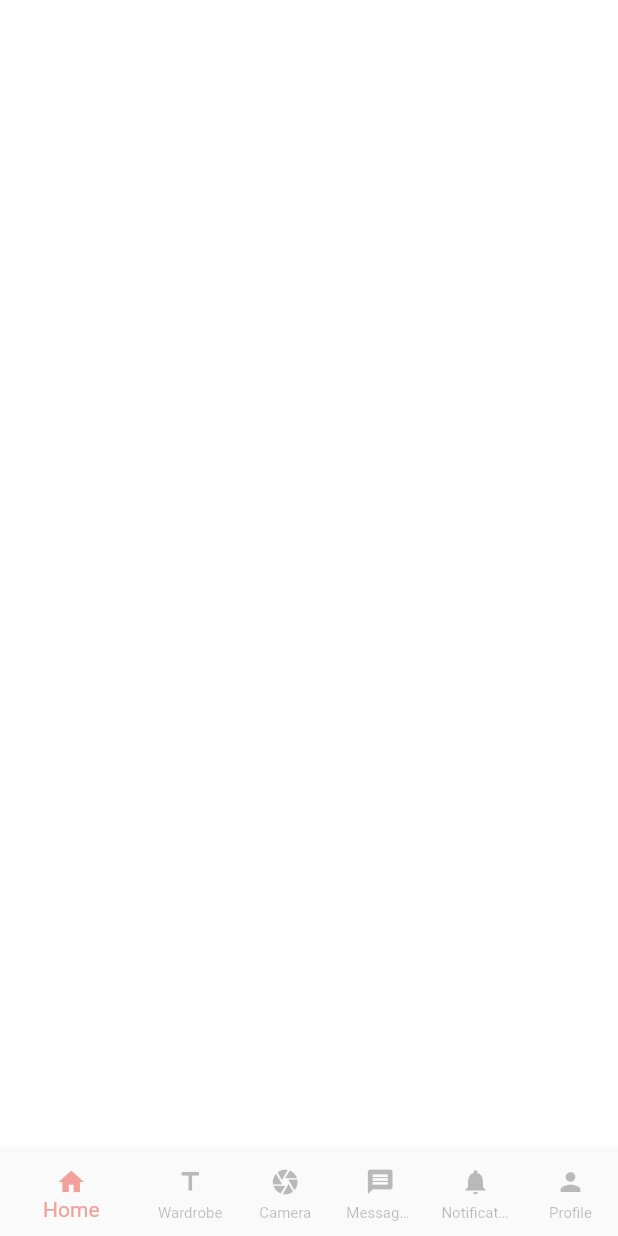
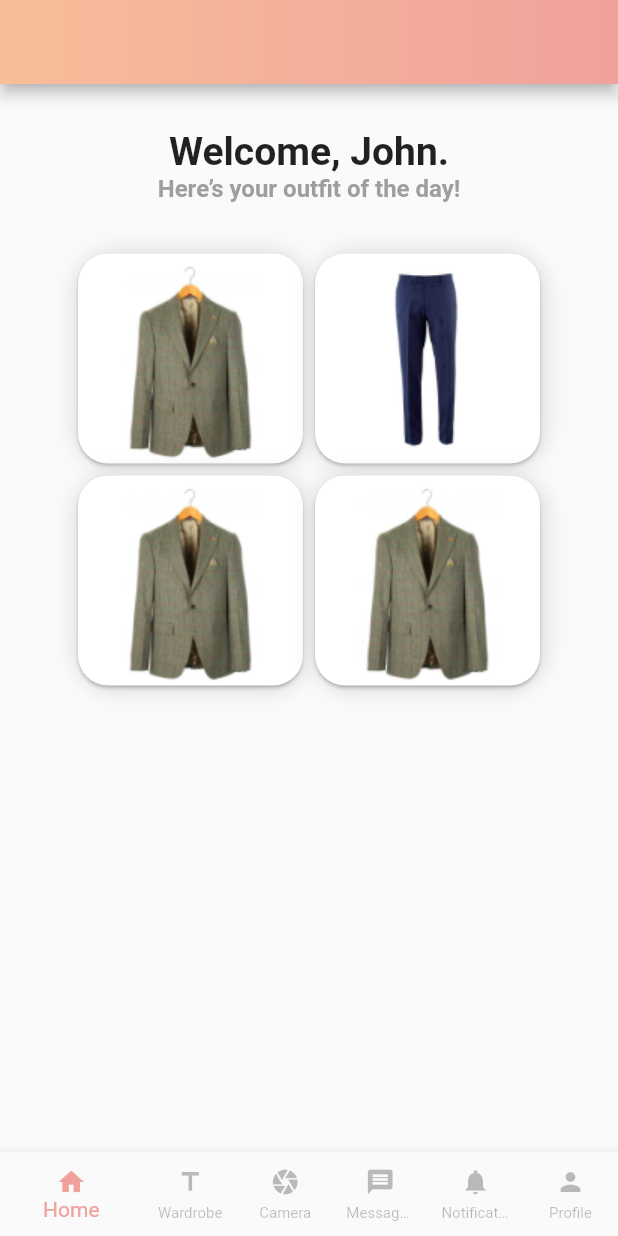
Before and after one commit to MuhammadSaadQadeer/Wardrobe, a Flutter app: the screen it shows after launch, on a phone screen of 412 x 824 dp. Run offline on Flutter 3.47's test engine with Material 2 defaults, Android fonts, the phone set to English and light mode, and no system bars; our stand-ins replace gradient_app_bar.

Commit message:
feat: add custom thumbnail component on home screen

```diff
--- a/lib/screens/home.dart
+++ b/lib/screens/home.dart
@@ -1,5 +1,7 @@
 import 'package:flutter/material.dart';
+import 'package:gradient_app_bar/gradient_app_bar.dart';
 import 'package:wardrobe/screens/myhome.dart';
+import 'package:wardrobe/screens/placeholder.dart';
 
 class Home extends StatefulWidget {
   @override
@@ -18,16 +20,38 @@ class _HomeState extends State<Home> {
 
   final List<Widget> _children = [
     MyHome(Colors.white),
-    MyHome(Colors.deepOrange),
-    MyHome(Colors.blue),
-    MyHome(Colors.red),
-    MyHome(Colors.green),
-    MyHome(Colors.lightBlue)
+    PlaceholderScreen(Colors.deepOrange),
+    PlaceholderScreen(Colors.blue),
+    PlaceholderScreen(Colors.red),
+    PlaceholderScreen(Colors.green),
+    PlaceholderScreen(Colors.lightBlue)
   ];
 
   @override
   Widget build(BuildContext context) {
     return Scaffold(
+      appBar: GradientAppBar(
+        backgroundColorStart: Color(0xffF8BE99),
+        backgroundColorEnd: Color(0xffF1A19C),
+        //title: const Text('AppBar Demo'),
+        // TODO : ADD SEARCH BAR HERE IN THE ACTIONS
+        // actions: <Widget>[
+        //   IconButton(
+        //     icon: const Icon(Icons.add_alert),
+        //     tooltip: 'Show Snackbar',
+        //     onPressed: () {
+        //       // scaffoldKey.currentState.showSnackBar(snackBar);
+        //     },
+        //   ),
+        //   IconButton(
+        //     icon: const Icon(Icons.navigate_next),
+        //     tooltip: 'Next page',
+        //     onPressed: () {
+        //       //  openPage(context);
+        //     },
+        //   ),
+        // ],
+      ),
       body: _children[_currentIndex], // new
       bottomNavigationBar: BottomNavigationBar(
         unselectedFontSize: 10,
--- a/lib/screens/myhome.dart
+++ b/lib/screens/myhome.dart
@@ -8,7 +8,93 @@ class MyHome extends StatelessWidget {
   @override
   Widget build(BuildContext context) {
     return Container(
-      color: color,
+        child: Column(
+      children: <Widget>[
+        SizedBox(
+          height: 30,
+        ),
+        Text(
+          "Welcome, John.",
+          style: TextStyle(
+              decoration: TextDecoration.none,
+              textBaseline: TextBaseline.alphabetic,
+              fontWeight: FontWeight.bold,
+              fontSize: 26),
+        ),
+        Text(
+          "Here’s your outfit of the day!",
+          style: TextStyle(
+              decoration: TextDecoration.none,
+              textBaseline: TextBaseline.alphabetic,
+              fontWeight: FontWeight.bold,
+              color: Colors.grey[500],
+              fontSize: 16),
+        ),
+        SizedBox(
+          height: 30,
+        ),
+        Row(
+          crossAxisAlignment: CrossAxisAlignment.center,
+          mainAxisAlignment: MainAxisAlignment.center,
+          children: <Widget>[
+            CustomCards(
+              imagePath: 'assets/shirt.png',
+            ),
+            CustomCards(
+              imagePath: 'assets/pants.png',
+            )
+          ],
+        ),
+        Row(
+          crossAxisAlignment: CrossAxisAlignment.center,
+          mainAxisAlignment: MainAxisAlignment.center,
+          children: <Widget>[
+            CustomCards(
+              imagePath: 'assets/shirt.png',
+            ),
+            CustomCards(
+              imagePath: 'assets/shirt.png',
+            )
+          ],
+        )
+      ],
+    ));
+  }
+}
+
+class CustomCards extends StatelessWidget {
+  final String imagePath;
+  CustomCards({this.imagePath});
+
+  @override
+  Widget build(BuildContext context) {
+    return Container(
+      decoration: new BoxDecoration(
+          borderRadius: BorderRadius.circular(30.0),
+          boxShadow: [
+            new BoxShadow(
+              color: Colors.grey[300],
+              blurRadius: 10.0,
+              offset: Offset(1.0, 1.0),
+            ),
+          ]),
+      child: Card(
+          shape:
+              RoundedRectangleBorder(borderRadius: BorderRadius.circular(20.0)),
+          child: InkWell(
+            splashColor: Colors.blue.withAlpha(30),
+            onTap: () {
+              print('Card tapped.');
+            },
+            child: Container(
+              width: 150,
+              height: 140,
+              child: Image.asset(
+                this.imagePath,
+                height: 60.0,
+              ),
+            ),
+          )),
     );
   }
 }
--- /dev/null
+++ b/lib/screens/placeholder.dart
@@ -0,0 +1,14 @@
+import 'package:flutter/material.dart';
+
+class PlaceholderScreen extends StatelessWidget {
+  final Color color;
+
+  PlaceholderScreen(this.color);
+
+  @override
+  Widget build(BuildContext context) {
+    return Container(
+      color: color,
+    );
+  }
+}
```
Also changed, not shown: pubspec.yaml (+2 -9 lines), assets/pants.png (added), assets/pants@2x.png (added), assets/pants@3x.png (added), assets/shirt.png (added), assets/shirt@2x.png (added), assets/shirt@3x.png (added), images/homeshirt/shirt.png (added), images/homeshirt/shirt@2x.png (added), images/homeshirt/shirt@3x.png (added), images/pant/Image 3.png (added), images/pant/Image 3@2x.png (added), images/pant/Image 3@3x.png (added).
